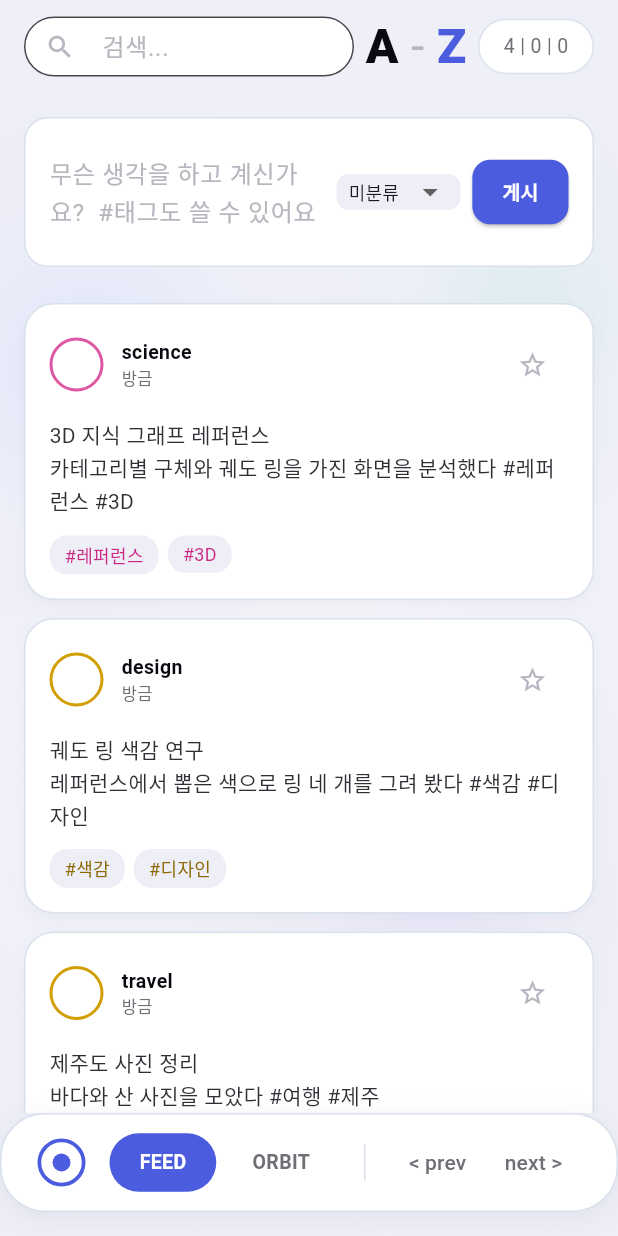
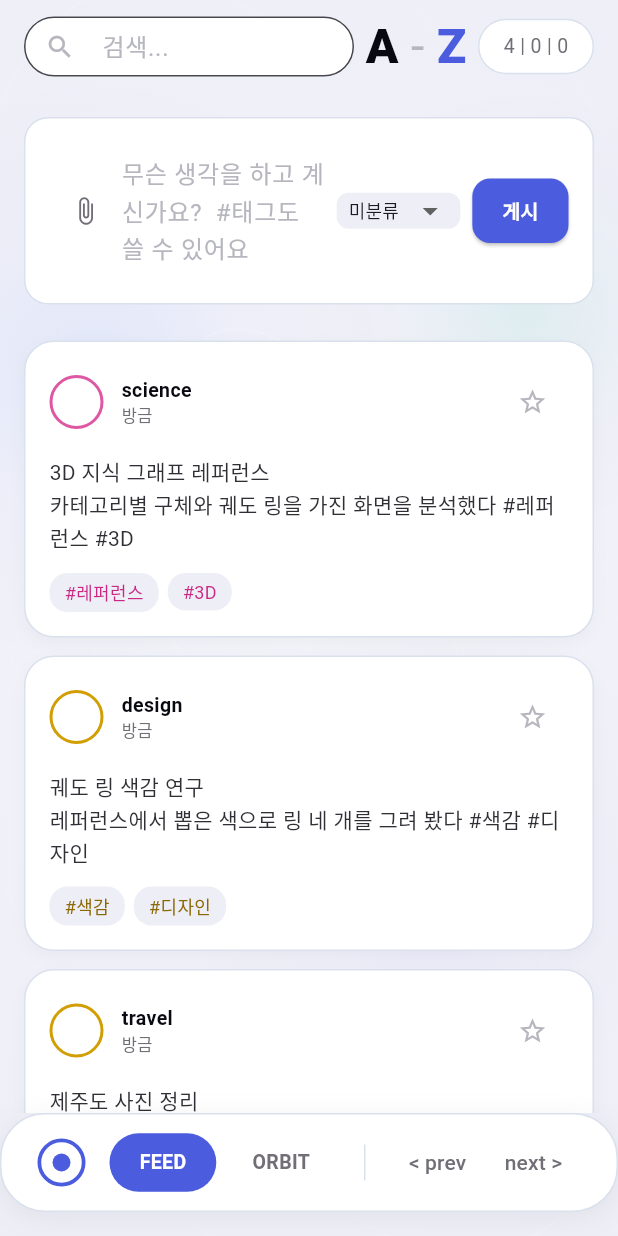
Before and after one commit to exsaeculisinsaecula/A-Z, a Flutter app: the screen it shows after launch, after a tap on "게시", on a phone screen of 412 x 824 dp. Run offline on Flutter 3.47's test engine with Material 3 defaults, Android fonts, the phone set to English and light mode, and no system bars; our stand-ins replace file, image_picker, yaml; missing offline and left inert: unorm_dart; Roboto replaces fonts that are missing (Pretendard).

Commit message:
v0.2.0: 저장·첨부·궤도 뷰
- Archive ↔ Vault 연결 (파일 저장·불러오기)
- 사진·영상 첨부 (image_picker + 첨부 칩)
- 궤도 뷰 (2.5D CustomPainter, 구체·링·태그 연결)
- Android compileSdk 36
- Release: https://github.com/exsaeculisinsaecula/A-Z/releases/tag/v0.2.0-features

```diff
--- a/lib/main.dart
+++ b/lib/main.dart
@@ -7,6 +7,7 @@ import 'package:flutter_localizations/flutter_localizations.dart';
 import 'archive.dart';
 import 'theme.dart';
 import 'ui/feed.dart';
+import 'ui/orbit.dart';
 
 /// 대상 지역 (ISO 3166-1 `KR`)
 abstract final class AzRegion {
@@ -148,7 +149,11 @@ class _HomeShellState extends State<HomeShell> {
                     child: Row(
                       children: [
                         if (isDesktop || isTablet) _LegendPanel(state: _state),
-                        Expanded(child: FeedView(state: _state)),
+                        Expanded(
+                          child: _navIndex == 0
+                              ? FeedView(state: _state)
+                              : OrbitView(state: _state),
+                        ),
                         if (isDesktop) _NavigatorPanel(state: _state),
                       ],
                     ),
--- a/lib/ui/feed.dart
+++ b/lib/ui/feed.dart
@@ -2,6 +2,7 @@
 library;
 
 import 'package:flutter/material.dart';
+import 'package:image_picker/image_picker.dart';
 
 import '../archive.dart';
 import '../main.dart';
@@ -49,6 +50,7 @@ class _Composer extends StatefulWidget {
 class _ComposerState extends State<_Composer> {
   final _ctrl = TextEditingController();
   String _category = '미분류';
+  final List<String> _attachedFiles = [];
 
   @override
   void dispose() {
@@ -56,11 +58,35 @@ class _ComposerState extends State<_Composer> {
     super.dispose();
   }
 
+  Future<void> _pickFiles() async {
+    final picker = ImagePicker();
+    final files = await picker.pickMultiImage();
+    setState(() {
+      _attachedFiles.addAll(files.map((f) => f.path));
+    });
+  }
+
+  void _removeAttachment(int index) {
+    setState(() => _attachedFiles.removeAt(index));
+  }
+
   void _submit() {
     final text = _ctrl.text.trim();
-    if (text.isEmpty) return;
-    widget.state.archive.create(text: text, category: _category);
+    if (text.isEmpty && _attachedFiles.isEmpty) return;
+    // 첨부 파일을 MediaRef로 변환
+    final media = _attachedFiles.map((path) {
+      final name = path.split('\\').last.split('/').last;
+      final ext = name.split('.').last.toLowerCase();
+      final isVideo = ['mp4', 'mov', 'webm', 'mkv', 'avi'].contains(ext);
+      return MediaRef(path: name, kind: isVideo ? MediaKind.video : MediaKind.photo);
+    }).toList();
+    widget.state.archive.create(
+      text: text.isEmpty ? '(첨부 파일)' : text,
+      category: _category,
+      media: media,
+    );
     _ctrl.clear();
+    setState(() => _attachedFiles.clear());
   }
 
   @override
@@ -75,8 +101,31 @@ class _ComposerState extends State<_Composer> {
       ),
       child: Column(
         children: [
+          // 첨부 파일 미리보기
+          if (_attachedFiles.isNotEmpty) ...[
+            const SizedBox(height: 8),
+            Wrap(
+              spacing: 6,
+              runSpacing: 6,
+              children: List.generate(_attachedFiles.length, (i) {
+                final name = _attachedFiles[i].split('\\').last.split('/').last;
+                return Chip(
+                  label: Text(name, style: const TextStyle(fontSize: 11)),
+                  deleteIcon: const Icon(Icons.close, size: 14),
+                  onDeleted: () => _removeAttachment(i),
+                  backgroundColor: AzColors.space2,
+                );
+              }),
+            ),
+          ],
           Row(
             children: [
+              // 파일 첨부 버튼
+              IconButton(
+                onPressed: _pickFiles,
+                icon: const Icon(Icons.attach_file, color: AzColors.inkSub, size: 20),
+                tooltip: '사진·영상 첨부',
+              ),
               Expanded(
                 child: TextField(
                   controller: _ctrl,
--- /dev/null
+++ b/lib/ui/orbit.dart
@@ -0,0 +1,308 @@
+/// 궤도 뷰 — 카테고리별 구체와 링이 떠 있는 2.5D 공간
+library;
+
+import 'dart:math';
+
+import 'package:flutter/material.dart';
+
+import '../archive.dart';
+import '../main.dart';
+import '../theme.dart';
+
+class OrbitView extends StatefulWidget {
+  final AppState state;
+  const OrbitView({super.key, required this.state});
+
+  @override
+  State<OrbitView> createState() => _OrbitViewState();
+}
+
+class _OrbitViewState extends State<OrbitView> with SingleTickerProviderStateMixin {
+  late final AnimationController _anim;
+  double _yaw = 0.3;
+  double _pitch = 0.25;
+  double _distance = 800.0;
+  Offset? _dragStart;
+
+  @override
+  void initState() {
+    super.initState();
+    _anim = AnimationController(vsync: this, duration: const Duration(seconds: 30))
+      ..repeat();
+  }
+
+  @override
+  void dispose() {
+    _anim.dispose();
+    super.dispose();
+  }
+
+  @override
+  Widget build(BuildContext context) {
+    final graph = widget.state.archive.graph(widget.state.query);
+    return GestureDetector(
+      onScaleStart: (d) => _dragStart = d.localFocalPoint,
+      onScaleUpdate: (d) {
+        setState(() {
+          if (_dragStart != null) {
+            final delta = d.localFocalPoint - _dragStart!;
+            _yaw += delta.dx * 0.005;
+            _pitch = (_pitch + delta.dy * 0.005).clamp(-0.8, 0.8);
+            _dragStart = d.localFocalPoint;
+          }
+          if (d.scale != 1.0) {
+            _distance = (_distance / d.scale).clamp(300, 2000);
+          }
+        });
+      },
+      onScaleEnd: (_) => _dragStart = null,
+      child: AnimatedBuilder(
+        animation: _anim,
+        builder: (context, _) {
+          return CustomPaint(
+            painter: OrbitPainter(
+              graph: graph,
+              yaw: _yaw,
+              pitch: _pitch,
+              distance: _distance,
+              time: _anim.value,
+              selectedId: widget.state.selectedId,
+              hiddenCategories: widget.state.query.hiddenCategories,
+            ),
+            size: Size.infinite,
+          );
+        },
+      ),
+    );
+  }
+}
+
+/// 2.5D 궤도 투영 페인터
+class OrbitPainter extends CustomPainter {
+  final OrbitGraph graph;
+  final double yaw;
+  final double pitch;
+  final double distance;
+  final double time;
+  final String? selectedId;
+  final Set<String> hiddenCategories;
+
+  OrbitPainter({
+    required this.graph,
+    required this.yaw,
+    required this.pitch,
+    required this.distance,
+    required this.time,
+    this.selectedId,
+    required this.hiddenCategories,
+  });
+
+  /// 3D → 2D 투영
+  Offset _project(double x, double y, double z, Size size) {
+    final cosY = cos(yaw), sinY = sin(yaw);
+    final cosP = cos(pitch), sinP = sin(pitch);
+    // Y축 회전
+    final x1 = x * cosY - z * sinY;
+    final z1 = x * sinY + z * cosY;
+    // X축 회전
+    final y1 = y * cosP - z1 * sinP;
+    final z2 = y * sinP + z1 * cosP;
+    // 원근 투영
+    final f = 800.0 / (800.0 + z2);
+    return Offset(
+      size.width / 2 + x1 * f,
+      size.height / 2 + y1 * f,
+    );
+  }
+
+  @override
+  void paint(Canvas canvas, Size size) {
+    // 배경
+    final bgPaint = Paint()
+      ..shader = RadialGradient(
+        colors: [AzColors.space, AzColors.space2, AzColors.edge],
+      ).createShader(Rect.fromCircle(center: Offset(size.width / 2, size.height / 2), radius: size.width * 0.7));
+    canvas.drawRect(Rect.fromLTWH(0, 0, size.width, size.height), bgPaint);
+
+    // 궤도 링 (기울어진 타원)
+    final ringPaint = Paint()
+      ..style = PaintingStyle.stroke
+      ..strokeWidth = 1.5;
+    for (int i = 0; i < 4; i++) {
+      final r = 250.0 + i * 80.0;
+      final opacity = (0.15 - i * 0.03).clamp(0.03, 0.15);
+      ringPaint.color = Colors.white.withValues(alpha: opacity);
+      // 3D 궤도를 투영해 그리기
+      final path = Path();
+      for (int a = 0; a <= 64; a++) {
+        final angle = a / 64 * 2 * pi;
+        final x = cos(angle) * r;
+        final z = sin(angle) * r;
+        final p = _project(x, 0, z, size);
+        if (a == 0) {
+          path.moveTo(p.dx, p.dy);
+        } else {
+          path.lineTo(p.dx, p.dy);
+        }
+      }
+      canvas.drawPath(path, ringPaint);
+    }
+
+    // 카테고리 구체
+    final spheres = <String, List<OrbitNode>>{};
+    for (final n in graph.nodes) {
+      spheres.putIfAbsent(n.post.category, () => []).add(n);
+    }
+
+    final catIdx = <String, int>{};
+    var ci = 0;
+    for (final cat in spheres.keys) {
+      catIdx[cat] = ci++ % AzColors.categories.length;
+    }
+
+    // 구체 글로우 + 표면
+    for (final entry in spheres.entries) {
+      final idx = catIdx[entry.key] ?? 0;
+      final color = AzColors.categoryColor(idx);
+      final hidden = hiddenCategories.contains(entry.key);
+
+      // 중심 좌표 (노드 평균)
+      double cx = 0, cy = 0, cz = 0;
+      for (final n in entry.value) {
+        cx += n.x;
+        cy += n.y;
+        cz += n.z;
+      }
+      final count = entry.value.length.toDouble();
+      cx /= count; cy /= count; cz /= count;
+
+      final center = _project(cx, cy, cz, size);
+      final radius = 40.0 + entry.value.length * 3.0;
+
+      if (hidden) {
+        final dimPaint = Paint()..color = color.withValues(alpha: 0.05);
+        canvas.drawCircle(center, radius, dimPaint);
+        continue;
+      }
+
+      // 글로우
+      final glowPaint = Paint()
+        ..shader = RadialGradient(
+          colors: [color.withValues(alpha: 0.2), color.withValues(alpha: 0.05), Colors.transparent],
+        ).createShader(Rect.fromCircle(center: center, radius: radius * 2.5));
+      canvas.drawCircle(center, radius * 2.5, glowPaint);
+
+      // 구체
+      final spherePaint = Paint()
+        ..shader = RadialGradient(
+          center: const Alignment(-0.3, -0.3),
+          colors: [
+            color.withValues(alpha: 0.4),
+            color.withValues(alpha: 0.15),
+            color.withValues(alpha: 0.05),
+          ],
+        ).createShader(Rect.fromCircle(center: center, radius: radius));
+      canvas.drawCircle(center, radius, spherePaint);
+
+      // 테두리
+      final borderPaint = Paint()
+        ..style = PaintingStyle.stroke
+        ..strokeWidth = 2
+        ..color = color.withValues(alpha: 0.5);
+      canvas.drawCircle(center, radius, borderPaint);
+
+      // 카테고리 이름
+      final tp = TextPainter(
+        text: TextSpan(
+          text: entry.key.toUpperCase(),
+          style: TextStyle(
+            color: AzColors.categoryTextColor(idx),
+            fontSize: 13,
+            fontWeight: FontWeight.w700,
+            letterSpacing: 3,
+          ),
+        ),
+        textDirection: TextDirection.ltr,
+      )..layout();
+      tp.paint(canvas, center + Offset(-tp.width / 2, radius + 8));
+    }
+
+    // 링크 선
+    final linkPaint = Paint()
+      ..strokeWidth = 1
+      ..color = AzColors.muted.withValues(alpha: 0.3);
+    for (final link in graph.links) {
+      final fromNode = graph.nodes.where((n) => n.post.id == link.from).firstOrNull;
+      final toNode = graph.nodes.where((n) => n.post.id == link.to).firstOrNull;
+      if (fromNode == null || toNode == null) continue;
+      final p1 = _project(fromNode.x, fromNode.y, fromNode.z, size);
+      final p2 = _project(toNode.x, toNode.y, toNode.z, size);
+      canvas.drawLine(p1, p2, linkPaint);
+    }
+
+    // 노드 점
+    for (final n in graph.nodes) {
+      final idx = catIdx[n.post.category] ?? 0;
+      final color = AzColors.categoryColor(idx);
+      final hidden = hiddenCategories.contains(n.post.category);
+      final p = _project(n.x, n.y, n.z, size);
+      final isSelected = n.post.id == selectedId;
+      final radius = isSelected ? 8.0 : 5.0;
+
+      if (hidden) {
+        canvas.drawCircle(p, radius, Paint()..color = color.withValues(alpha: 0.1));
+        continue;
+      }
+
+      // 선택 글로우
+      if (isSelected) {
+        final glow = Paint()
+          ..shader = RadialGradient(
+            colors: [color.withValues(alpha: 0.3), Colors.transparent],
+          ).createShader(Rect.fromCircle(center: p, radius: 24));
+        canvas.drawCircle(p, 24, glow);
+      }
+
+      canvas.drawCircle(p, radius, Paint()..color = color);
+      if (isSelected) {
+        canvas.drawCircle(p, radius, Paint()
+          ..style = PaintingStyle.stroke
+          ..strokeWidth = 2
+          ..color = Colors.white);
+      }
+    }
+
+    // 선택된 노드 라벨 알약
+    for (final n in graph.nodes) {
+      if (n.post.id != selectedId) continue;
+      final p = _project(n.x, n.y, n.z, size);
+      final text = n.post.title;
+      final tp = TextPainter(
+        text: TextSpan(
+          text: text.length > 20 ? '${text.substring(0, 20)}...' : text,
+          style: const TextStyle(
+            color: Colors.white,
+            fontSize: 12,
+            fontWeight: FontWeight.w600,
+          ),
+        ),
+        textDirection: TextDirection.ltr,
+      )..layout();
+      final pillRect = RRect.fromRectAndRadius(
+        Rect.fromLTWH(p.dx - tp.width / 2 - 12, p.dy - 40, tp.width + 24, 28),
+        const Radius.circular(14),
+      );
+      final idx = catIdx[n.post.category] ?? 0;
+      canvas.drawRRect(pillRect, Paint()..color = AzColors.categoryTextColor(idx));
+      tp.paint(canvas, Offset(p.dx - tp.width / 2, p.dy - 36));
+    }
+  }
+
+  @override
+  bool shouldRepaint(covariant OrbitPainter old) =>
+      old.yaw != yaw ||
+      old.pitch != pitch ||
+      old.distance != distance ||
+      old.selectedId != selectedId ||
+      old.time != time;
+}
--- a/pubspec.yaml
+++ b/pubspec.yaml
@@ -17,6 +17,7 @@ dependencies:
   yaml: ^3.1.2
   file: ^7.0.0
   path: ^1.9.0
+  image_picker: ^1.1.2
 
 dev_dependencies:
   flutter_test:
```
Also changed, not shown: lib/archive.dart (+24 -0 lines), pubspec.lock, 5 other files.
